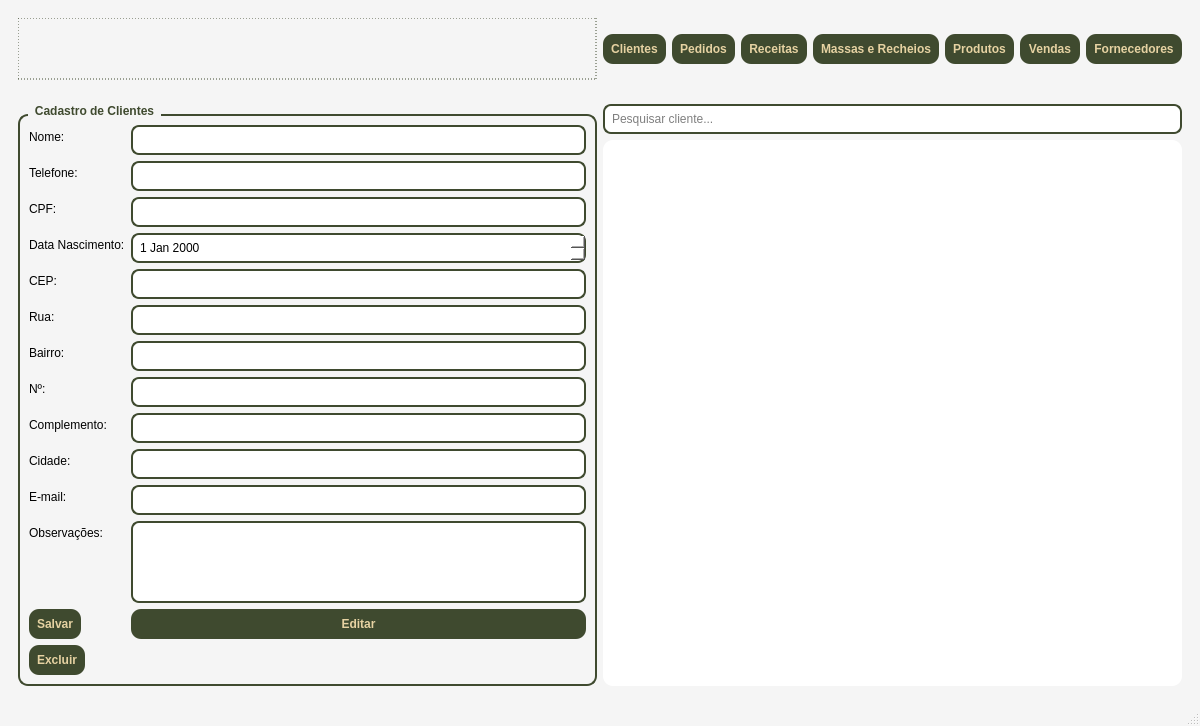
The window that telas/tela_menu.ui (Faeldh/sistema_confeitaria) describes before a commit, drawn with Qt 5.
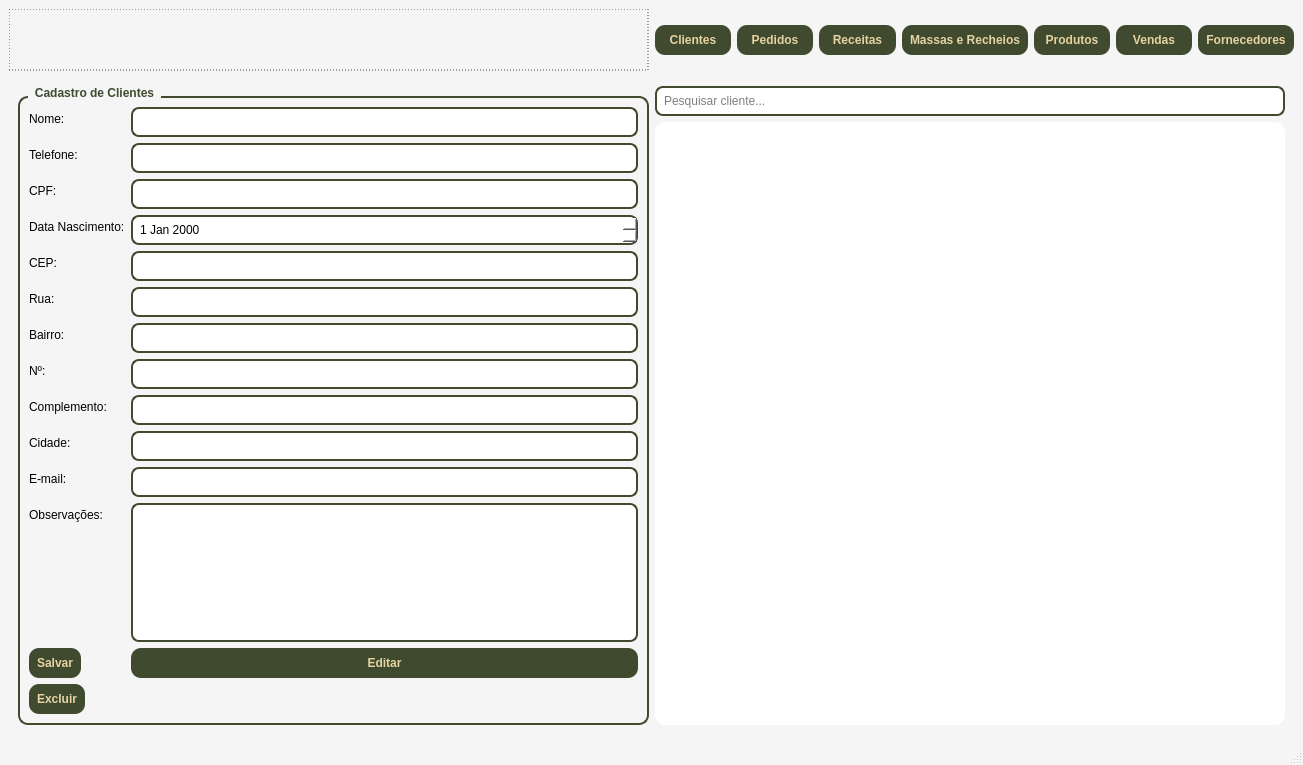
The same window after the commit.

Patch:
```diff
--- a/telas/tela_menu.ui
+++ b/telas/tela_menu.ui
@@ -9,8 +9,8 @@
    <rect>
     <x>0</x>
     <y>0</y>
-    <width>1200</width>
-    <height>700</height>
+    <width>1303</width>
+    <height>765</height>
    </rect>
   </property>
   <property name="styleSheet">
@@ -30,31 +30,75 @@
 
     <!-- HEADER -->
     <item>
-     <widget class="QWidget" name="headerWidget">
-      <layout class="QHBoxLayout">
-       <item>
-        <widget class="QLabel" name="labelLogo">
-         <property name="text"><string></string></property>
-         <property name="styleSheet"><string>border: 1px dashed #3F4A2F; min-width:80px; min-height:60px;</string></property>
-         <property name="alignment"><set>Qt::AlignCenter</set></property>
-        </widget>
-       </item>
-       <item>
-        <layout class="QHBoxLayout">
-         <item><widget class="QPushButton" name="btnClientes"><property name="text"><string>Clientes</string></property></widget></item>
-         <item><widget class="QPushButton" name="btnPedidos"><property name="text"><string>Pedidos</string></property></widget></item>
-         <item><widget class="QPushButton" name="btnReceitas"><property name="text"><string>Receitas</string></property></widget></item>
-         <item><widget class="QPushButton" name="btnMassas"><property name="text"><string>Massas e Recheios</string></property></widget></item>
-         <item><widget class="QPushButton" name="btnProdutos"><property name="text"><string>Produtos</string></property></widget></item>
-         <item><widget class="QPushButton" name="btnVendas"><property name="text"><string>Vendas</string></property></widget></item>
-         <item><widget class="QPushButton" name="btnFornecedores"><property name="text"><string>Fornecedores</string></property></widget></item>
-        </layout>
-       </item>
-      </layout>
-     </widget>
+     <layout class="QHBoxLayout">
+      <item>
+       <widget class="QLabel" name="labelLogo">
+        <property name="styleSheet">
+         <string>border: 1px dashed #3F4A2F; min-width:80px; min-height:60px;</string>
+        </property>
+        <property name="text">
+         <string/>
+        </property>
+        <property name="alignment">
+         <set>Qt::AlignCenter</set>
+        </property>
+       </widget>
+      </item>
+      <item>
+       <layout class="QHBoxLayout">
+        <item>
+         <widget class="QPushButton" name="btnClientes">
+          <property name="text">
+           <string>Clientes</string>
+          </property>
+         </widget>
+        </item>
+        <item>
+         <widget class="QPushButton" name="btnPedidos">
+          <property name="text">
+           <string>Pedidos</string>
+          </property>
+         </widget>
+        </item>
+        <item>
+         <widget class="QPushButton" name="btnReceitas">
+          <property name="text">
+           <string>Receitas</string>
+          </property>
+         </widget>
+        </item>
+        <item>
+         <widget class="QPushButton" name="btnMassas">
+          <property name="text">
+           <string>Massas e Recheios</string>
+          </property>
+         </widget>
+        </item>
+        <item>
+         <widget class="QPushButton" name="btnProdutos">
+          <property name="text">
+           <string>Produtos</string>
+          </property>
+         </widget>
+        </item>
+        <item>
+         <widget class="QPushButton" name="btnVendas">
+          <property name="text">
+           <string>Vendas</string>
+          </property>
+         </widget>
+        </item>
+        <item>
+         <widget class="QPushButton" name="btnFornecedores">
+          <property name="text">
+           <string>Fornecedores</string>
+          </property>
+         </widget>
+        </item>
+       </layout>
+      </item>
+     </layout>
     </item>
-
-    <!-- STACK -->
     <item>
      <widget class="QStackedWidget" name="stackedWidget">
 
@@ -67,45 +111,147 @@
          <widget class="QGroupBox" name="groupBoxClientes">
           <property name="title"><string>Cadastro de Clientes</string></property>
           <layout class="QFormLayout">
-           <item row="0" column="0"><widget class="QLabel"><property name="text"><string>Nome:</string></property></widget></item>
-           <item row="0" column="1"><widget class="QLineEdit" name="lineEditNome"/></item>
-
-           <item row="1" column="0"><widget class="QLabel"><property name="text"><string>Telefone:</string></property></widget></item>
-           <item row="1" column="1"><widget class="QLineEdit" name="lineEditTelefone"/></item>
-
-           <item row="2" column="0"><widget class="QLabel"><property name="text"><string>CPF:</string></property></widget></item>
-           <item row="2" column="1"><widget class="QLineEdit" name="lineEditCPF"/></item>
-
-           <item row="3" column="0"><widget class="QLabel"><property name="text"><string>Data Nascimento:</string></property></widget></item>
-           <item row="3" column="1"><widget class="QDateEdit" name="dateEditNascimento"/></item>
-
-           <item row="4" column="0"><widget class="QLabel"><property name="text"><string>CEP:</string></property></widget></item>
-           <item row="4" column="1"><widget class="QLineEdit" name="lineEditCEP"/></item>
-
-           <item row="5" column="0"><widget class="QLabel"><property name="text"><string>Rua:</string></property></widget></item>
-           <item row="5" column="1"><widget class="QLineEdit" name="lineEditRua"/></item>
-
-           <item row="6" column="0"><widget class="QLabel"><property name="text"><string>Bairro:</string></property></widget></item>
-           <item row="6" column="1"><widget class="QLineEdit" name="lineEditBairro"/></item>
-
-           <item row="7" column="0"><widget class="QLabel"><property name="text"><string>Nº:</string></property></widget></item>
-           <item row="7" column="1"><widget class="QLineEdit" name="lineEditNumero"/></item>
-
-           <item row="8" column="0"><widget class="QLabel"><property name="text"><string>Complemento:</string></property></widget></item>
-           <item row="8" column="1"><widget class="QLineEdit" name="lineEditComplemento"/></item>
-
-           <item row="9" column="0"><widget class="QLabel"><property name="text"><string>Cidade:</string></property></widget></item>
-           <item row="9" column="1"><widget class="QLineEdit" name="lineEditCidade"/></item>
-
-           <item row="10" column="0"><widget class="QLabel"><property name="text"><string>E-mail:</string></property></widget></item>
-           <item row="10" column="1"><widget class="QLineEdit" name="lineEditEmail"/></item>
-
-           <item row="11" column="0"><widget class="QLabel"><property name="text"><string>Observações:</string></property></widget></item>
-           <item row="11" column="1"><widget class="QTextEdit" name="textEditObservacoes"/></item>
-
-           <item row="12" column="0"><widget class="QPushButton"><property name="text"><string>Salvar</string></property></widget></item>
-           <item row="12" column="1"><widget class="QPushButton"><property name="text"><string>Editar</string></property></widget></item>
-           <item row="13" column="0"><widget class="QPushButton"><property name="text"><string>Excluir</string></property></widget></item>
+           <item row="0" column="0">
+            <widget class="QLabel" name="label">
+             <property name="text">
+              <string>Nome:</string>
+             </property>
+            </widget>
+           </item>
+           <item row="0" column="1">
+            <widget class="QLineEdit" name="txt_nome"/>
+           </item>
+           <item row="1" column="0">
+            <widget class="QLabel" name="label">
+             <property name="text">
+              <string>Telefone:</string>
+             </property>
+            </widget>
+           </item>
+           <item row="1" column="1">
+            <widget class="QLineEdit" name="txt_telefone"/>
+           </item>
+           <item row="2" column="0">
+            <widget class="QLabel" name="label">
+             <property name="text">
+              <string>CPF:</string>
+             </property>
+            </widget>
+           </item>
+           <item row="2" column="1">
+            <widget class="QLineEdit" name="txt_cpf"/>
+           </item>
+           <item row="3" column="0">
+            <widget class="QLabel" name="label">
+             <property name="text">
+              <string>Data Nascimento:</string>
+             </property>
+            </widget>
+           </item>
+           <item row="3" column="1">
+            <widget class="QDateEdit" name="dateEditNascimento"/>
+           </item>
+           <item row="4" column="0">
+            <widget class="QLabel" name="label">
+             <property name="text">
+              <string>CEP:</string>
+             </property>
+            </widget>
+           </item>
+           <item row="4" column="1">
+            <widget class="QLineEdit" name="txt_cep"/>
+           </item>
+           <item row="5" column="0">
+            <widget class="QLabel" name="label">
+             <property name="text">
+              <string>Rua:</string>
+             </property>
+            </widget>
+           </item>
+           <item row="5" column="1">
+            <widget class="QLineEdit" name="txt_rua"/>
+           </item>
+           <item row="6" column="0">
+            <widget class="QLabel" name="label">
+             <property name="text">
+              <string>Bairro:</string>
+             </property>
+            </widget>
+           </item>
+           <item row="6" column="1">
+            <widget class="QLineEdit" name="txt_bairro"/>
+           </item>
+           <item row="7" column="0">
+            <widget class="QLabel" name="label">
+             <property name="text">
+              <string>Nº:</string>
+             </property>
+            </widget>
+           </item>
+           <item row="7" column="1">
+            <widget class="QLineEdit" name="txt_n"/>
+           </item>
+           <item row="8" column="0">
+            <widget class="QLabel" name="label">
+             <property name="text">
+              <string>Complemento:</string>
+             </property>
+            </widget>
+           </item>
+           <item row="8" column="1">
+            <widget class="QLineEdit" name="txt_complemento"/>
+           </item>
+           <item row="9" column="0">
+            <widget class="QLabel" name="label">
+             <property name="text">
+              <string>Cidade:</string>
+             </property>
+            </widget>
+           </item>
+           <item row="9" column="1">
+            <widget class="QLineEdit" name="txt_cidade"/>
+           </item>
+           <item row="10" column="0">
+            <widget class="QLabel" name="label">
+             <property name="text">
+              <string>E-mail:</string>
+             </property>
+            </widget>
+           </item>
+           <item row="10" column="1">
+            <widget class="QLineEdit" name="txt_email"/>
+           </item>
+           <item row="11" column="0">
+            <widget class="QLabel" name="label">
+             <property name="text">
+              <string>Observações:</string>
+             </property>
+            </widget>
+           </item>
+           <item row="11" column="1">
+            <widget class="QTextEdit" name="txt_obs"/>
+           </item>
+           <item row="12" column="0">
+            <widget class="QPushButton" name="btn_salvar">
+             <property name="text">
+              <string>Salvar</string>
+             </property>
+            </widget>
+           </item>
+           <item row="12" column="1">
+            <widget class="QPushButton" name="pushButton">
+             <property name="text">
+              <string>Editar</string>
+             </property>
+            </widget>
+           </item>
+           <item row="13" column="0">
+            <widget class="QPushButton" name="pushButton">
+             <property name="text">
+              <string>Excluir</string>
+             </property>
+            </widget>
+           </item>
           </layout>
          </widget>
         </item>
@@ -113,8 +259,16 @@
         <!-- TABELA DIREITA -->
         <item>
          <layout class="QVBoxLayout">
-          <item><widget class="QLineEdit" name="lineEditPesquisaCliente"><property name="placeholderText"><string>Pesquisar cliente...</string></property></widget></item>
-          <item><widget class="QTableView" name="tableViewClientes"/></item>
+          <item>
+           <widget class="QLineEdit" name="lineEditPesquisaCliente">
+            <property name="placeholderText">
+             <string>Pesquisar cliente...</string>
+            </property>
+           </widget>
+          </item>
+          <item>
+           <widget class="QTableView" name="tableViewClientes"/>
+          </item>
          </layout>
         </item>
 
```
Left out of the diff: 405 changed lines with no effect on the pictures.
